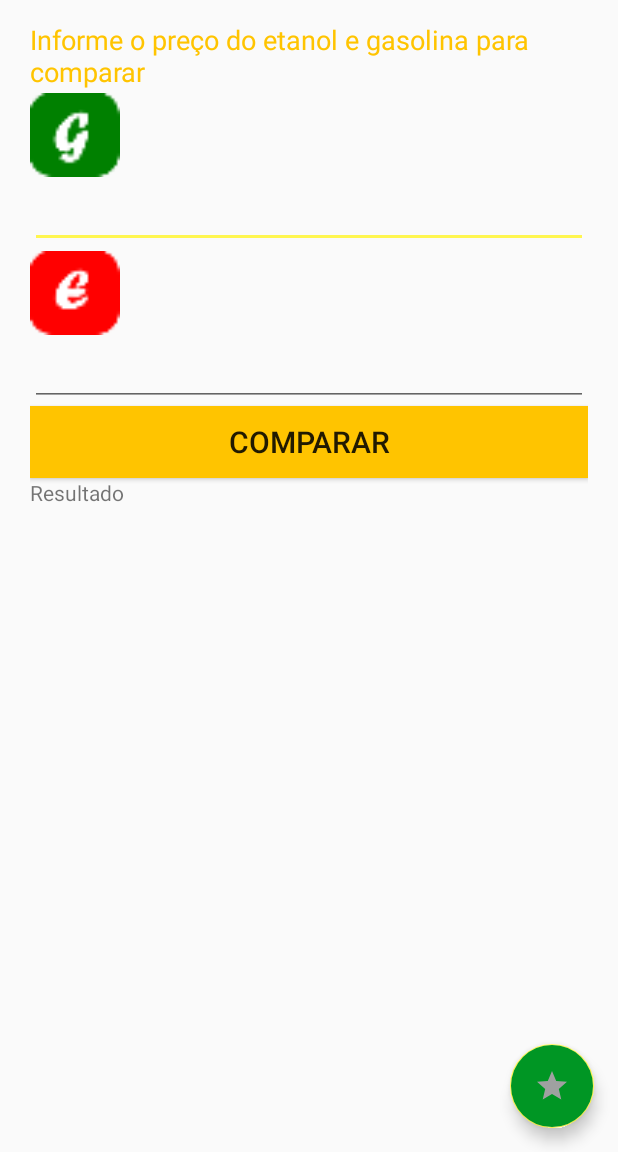
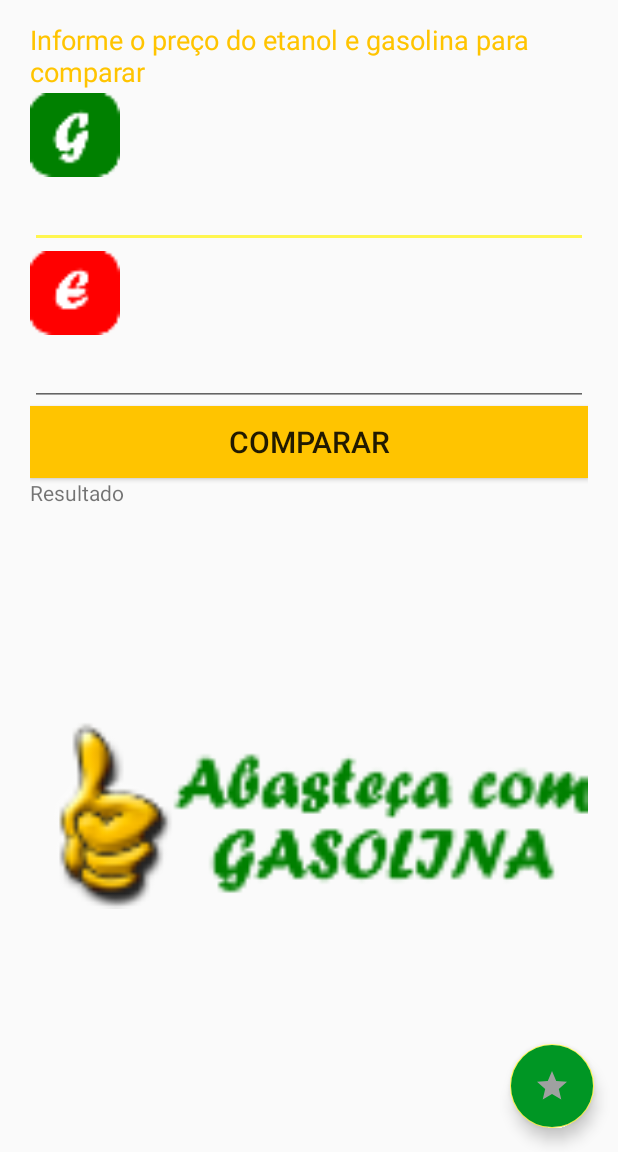
Before and after one commit to manbbo/santander-coders, an Android app: the screen it shows after launch (MainActivity), in the options menu, after a tap on "Delete", on a phone screen of 412 x 824 dp, the part 84-1236 px from its top. Run offline under Robolectric (Android 15) with nearby library versions, the phone set to English and light mode, and no system bars; 1 statement that could not run was skipped.

Commit message:
Second commit

```diff
--- a/Android/app/src/main/java/br/com/digitalhouse/alcoolgasoza/MainActivity.kt
+++ b/Android/app/src/main/java/br/com/digitalhouse/alcoolgasoza/MainActivity.kt
@@ -2,6 +2,7 @@ package br.com.digitalhouse.alcoolgasoza
 
 import androidx.appcompat.app.AppCompatActivity
 import android.os.Bundle
+import android.view.View
 import kotlinx.android.synthetic.main.activity_main.*
 
 class MainActivity : AppCompatActivity() {
@@ -9,8 +10,17 @@ class MainActivity : AppCompatActivity() {
         super.onCreate(savedInstanceState)
         setContentView(R.layout.activity_main)
 
-        comparar.setOnClickListener{
-            if (etanol)
-        }
+        comparar.setOnClickListener(
+            object : View.OnClickListener{
+                override fun onClick(v: View?) {
+
+                    if (etanol.text.toString().toFloat() <
+                        (gasosa.toString().toFloat() * 0.7)) {
+                        compre.setImageResource(R.drawable.abasteca_etanol)
+
+                    } else {
+                        compre.setImageResource(R.drawable.abasteca_gasolina)
+                    }
+                }})
     }
 }
--- a/Android/app/src/main/res/layout/activity_main.xml
+++ b/Android/app/src/main/res/layout/activity_main.xml
@@ -67,8 +67,6 @@
     <com.google.android.material.floatingactionbutton.FloatingActionButton
         android:layout_width="wrap_content"
         android:layout_height="wrap_content"
-        android:background="@color/green"
-        app:rippleColor="@color/green"
         android:backgroundTint="@color/green"
         android:layout_gravity="end"
         android:src="@drawable/ic_star"
```
